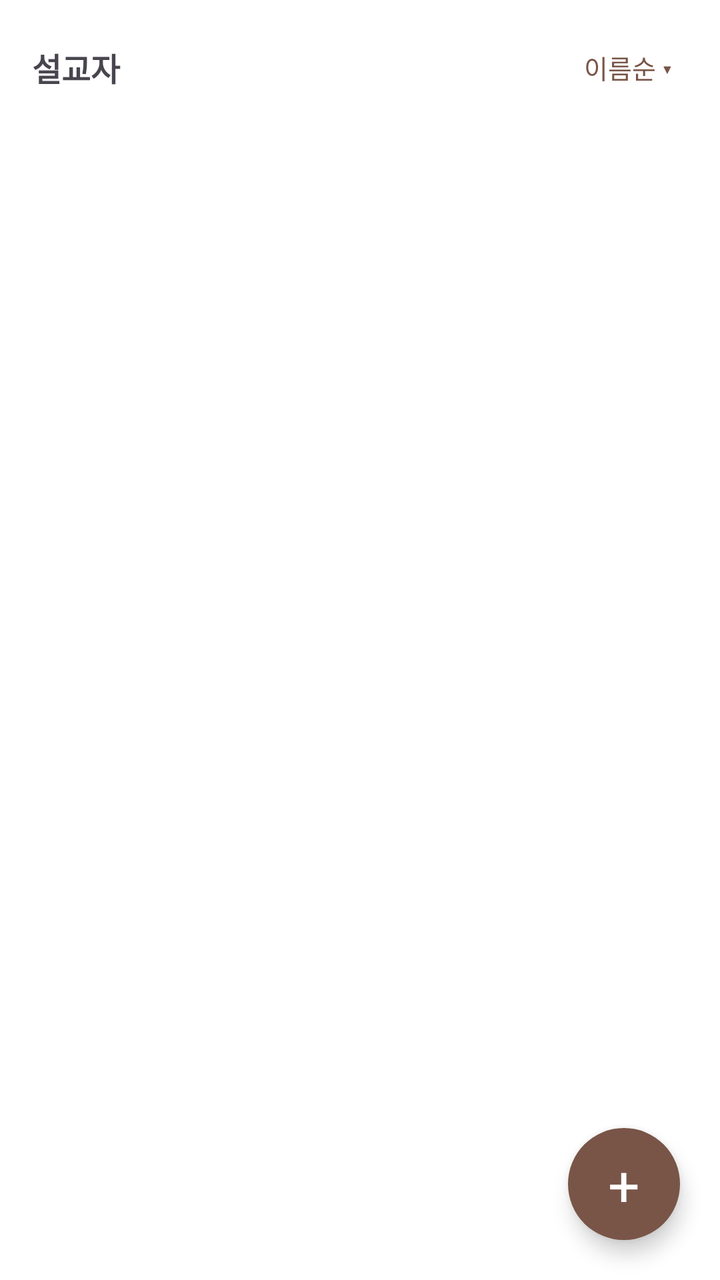
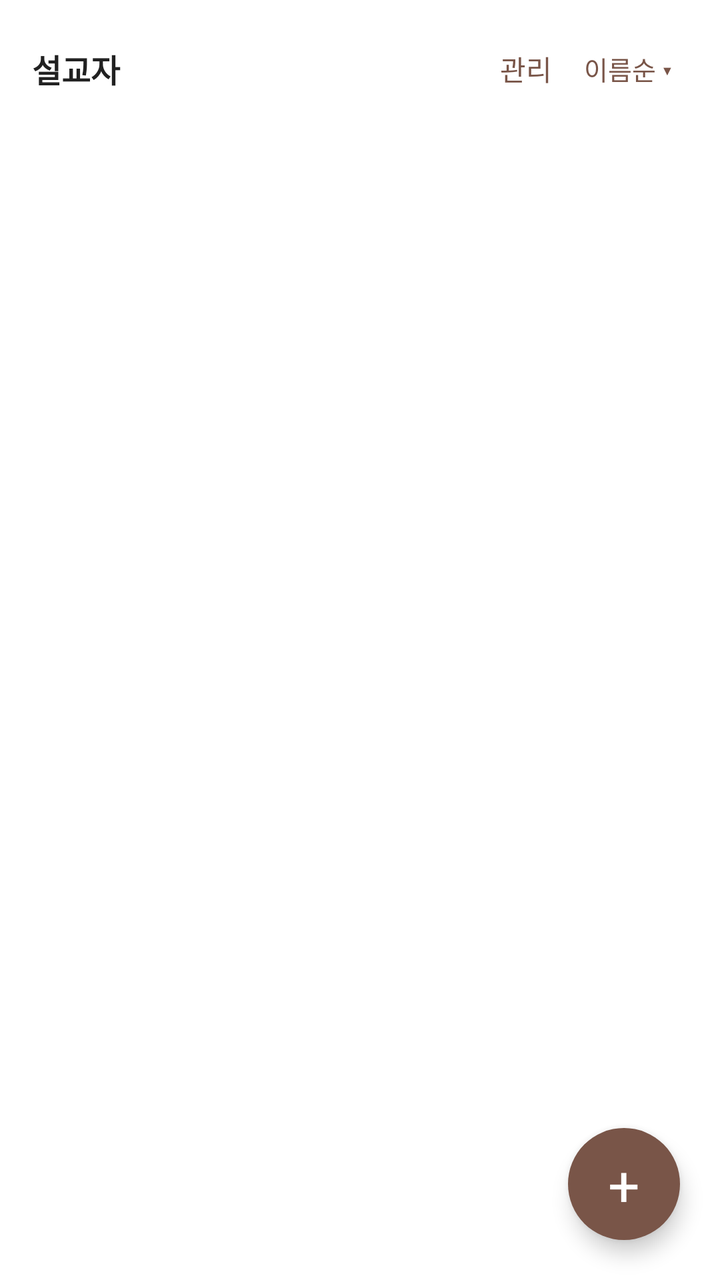

Compare the two renders of this Android layout. The source of the first and the diff that turns it into the second are given below.
<!-- AndroidManifest.xml: application theme Theme.BNOTE -->
<!-- res/layout/fragment_sermon_by_preacher.xml -->
<?xml version="1.0" encoding="utf-8"?>
<FrameLayout xmlns:android="http://schemas.android.com/apk/res/android"
    android:layout_width="match_parent"
    android:layout_height="match_parent">

    
    <LinearLayout
        android:id="@+id/container_preacher_list"
        android:layout_width="match_parent"
        android:layout_height="match_parent"
        android:orientation="vertical">

        <LinearLayout
            android:layout_width="match_parent"
            android:layout_height="wrap_content"
            android:orientation="horizontal"
            android:gravity="center_vertical"
            android:padding="16dp">

            <TextView
                android:layout_width="0dp"
                android:layout_height="wrap_content"
                android:layout_weight="1"
                android:text="설교자"
                android:textSize="16sp"
                android:textStyle="bold" />

            <TextView
                android:id="@+id/btn_preacher_sort"
                android:layout_width="wrap_content"
                android:layout_height="wrap_content"
                android:text="이름순 ▾"
                android:textSize="13sp"
                android:textColor="@color/brown_primary"
                android:padding="8dp"
                android:clickable="true"
                android:focusable="true" />
        </LinearLayout>

        <androidx.recyclerview.widget.RecyclerView
            android:id="@+id/recycler_preachers"
            android:layout_width="match_parent"
            android:layout_height="0dp"
            android:layout_weight="1" />
    </LinearLayout>

    
    <LinearLayout
        android:id="@+id/container_preacher_sermons"
        android:layout_width="match_parent"
        android:layout_height="match_parent"
        android:orientation="vertical"
        android:visibility="gone">

        <LinearLayout
            android:layout_width="match_parent"
            android:layout_height="wrap_content"
            android:orientation="horizontal"
            android:gravity="center_vertical"
            android:padding="16dp">

            <TextView
                android:id="@+id/btn_back_to_preachers"
                android:layout_width="wrap_content"
                android:layout_height="wrap_content"
                android:text="←"
                android:textSize="20sp"
                android:padding="8dp"
                android:clickable="true"
                android:focusable="true"
                android:background="?attr/selectableItemBackgroundBorderless" />

            <TextView
                android:id="@+id/text_selected_preacher"
                android:layout_width="0dp"
                android:layout_height="wrap_content"
                android:layout_weight="1"
                android:layout_marginStart="8dp"
                android:textSize="16sp"
                android:textStyle="bold"
                android:textColor="@color/text_primary" />

            <TextView
                android:id="@+id/btn_sermon_sort"
                android:layout_width="wrap_content"
                android:layout_height="wrap_content"
                android:text="날짜순 ▾"
                android:textSize="13sp"
                android:textColor="@color/brown_primary"
                android:padding="8dp"
                android:clickable="true"
                android:focusable="true" />
        </LinearLayout>

        <View
            android:layout_width="match_parent"
            android:layout_height="1dp"
            android:background="@color/divider_light" />

        <TextView
            android:id="@+id/text_empty_preacher_sermons"
            android:layout_width="match_parent"
            android:layout_height="wrap_content"
            android:padding="24dp"
            android:gravity="center"
            android:text="등록된 설교가 없어요"
            android:textColor="@color/text_hint" />

        <androidx.recyclerview.widget.RecyclerView
            android:id="@+id/recycler_preacher_sermons"
            android:layout_width="match_parent"
            android:layout_height="0dp"
            android:layout_weight="1"
            android:visibility="gone" />
    </LinearLayout>

    <TextView
        android:id="@+id/fab_add_sermon_by_preacher"
        android:layout_width="56dp"
        android:layout_height="56dp"
        android:layout_gravity="bottom|end"
        android:layout_margin="20dp"
        android:gravity="center"
        android:text="+"
        android:textSize="28sp"
        android:textColor="@color/white"
        android:background="@drawable/bg_fab_brown"
        android:elevation="6dp"
        android:clickable="true"
        android:focusable="true" />
</FrameLayout>
<!-- resources referenced by this layout -->
<resources>
  <color name="brown_primary">#795548</color>
  <color name="divider_light">#E0E0E0</color>
  <color name="text_hint">#9E9E9E</color>
  <color name="text_primary">#212121</color>
  <color name="white">#FFFFFFFF</color>
  <!-- drawable bg_fab_brown (drawable) -->
  <?xml version="1.0" encoding="utf-8"?>
  <shape xmlns:android="http://schemas.android.com/apk/res/android"
      android:shape="oval">
      <solid android:color="@color/brown_primary" />
  </shape>
  <style name="Theme.BNOTE" parent="Base.Theme.BNOTE" />
  <style name="Base.Theme.BNOTE" parent="Theme.Material3.DayNight.NoActionBar">
          <item name="colorPrimary">@color/brown_primary</item>
          <item name="colorPrimaryDark">@color/brown_primary_dark</item>
          <item name="android:statusBarColor">@color/brown_primary_dark</item>
          <item name="android:windowLightStatusBar">false</item>
          <item name="android:windowBackground">@color/surface_background</item>
      </style>
  <color name="brown_primary_dark">#5D4037</color>
  <color name="surface_background">#FFFFFF</color>
</resources>

<!-- the commit's change to res/layout/fragment_sermon_by_preacher.xml (unified diff, before → after) -->
@@ -23,7 +23,18 @@
                 android:layout_weight="1"
                 android:text="설교자"
                 android:textSize="16sp"
-                android:textStyle="bold" />
+                android:textStyle="bold"
+                android:textColor="@color/text_primary" />
+
+            <TextView
+                android:id="@+id/btn_preacher_manage_toggle"
+                android:layout_width="wrap_content"
+                android:layout_height="wrap_content"
+                android:text="관리"
+                android:textColor="@color/brown_primary"
+                android:padding="8dp"
+                android:clickable="true"
+                android:focusable="true" />
 
             <TextView
                 android:id="@+id/btn_preacher_sort"
@@ -36,6 +47,19 @@
                 android:clickable="true"
                 android:focusable="true" />
         </LinearLayout>
+
+        <TextView
+            android:id="@+id/btn_add_preacher_in_manage"
+            android:layout_width="match_parent"
+            android:layout_height="wrap_content"
+            android:padding="14dp"
+            android:text="+ 새 설교자 추가"
+            android:textColor="@color/brown_primary"
+            android:gravity="center"
+            android:background="?attr/selectableItemBackground"
+            android:visibility="gone"
+            android:clickable="true"
+            android:focusable="true" />
 
         <androidx.recyclerview.widget.RecyclerView
             android:id="@+id/recycler_preachers"
@@ -59,16 +83,16 @@
             android:gravity="center_vertical"
             android:padding="16dp">
 
-            <TextView
-                android:id="@+id/btn_back_to_preachers"
-                android:layout_width="wrap_content"
-                android:layout_height="wrap_content"
-                android:text="←"
-                android:textSize="20sp"
+            <ImageView
+                android:id="@+id/btn_back_from_detail"
+                android:layout_width="40dp"
+                android:layout_height="40dp"
                 android:padding="8dp"
+                android:src="@drawable/ic_chevron_left"
+                android:contentDescription="뒤로가기"
+                android:background="?attr/selectableItemBackgroundBorderless"
                 android:clickable="true"
-                android:focusable="true"
-                android:background="?attr/selectableItemBackgroundBorderless" />
+                android:focusable="true" />
 
             <TextView
                 android:id="@+id/text_selected_preacher"
@@ -104,7 +128,8 @@
             android:padding="24dp"
             android:gravity="center"
             android:text="등록된 설교가 없어요"
-            android:textColor="@color/text_hint" />
+            android:textColor="@color/text_hint"
+            android:visibility="gone" />
 
         <androidx.recyclerview.widget.RecyclerView
             android:id="@+id/recycler_preacher_sermons"
<!-- resource entries referenced after the edit -->
@@ -11,6 +11,17 @@
       android:shape="oval">
       <solid android:color="@color/brown_primary" />
   </shape>
+  <!-- drawable ic_chevron_left (drawable) -->
+  <vector xmlns:android="http://schemas.android.com/apk/res/android"
+      android:width="24dp"
+      android:height="24dp"
+      android:viewportWidth="24"
+      android:viewportHeight="24"
+      android:tint="?attr/colorControlNormal">
+      <path
+          android:fillColor="#000000"
+          android:pathData="M15.41,7.41L14,6l-6,6 6,6 1.41,-1.41L10.83,12z" />
+  </vector>
   <style name="Theme.BNOTE" parent="Base.Theme.BNOTE" />
   <style name="Base.Theme.BNOTE" parent="Theme.Material3.DayNight.NoActionBar">
           <item name="colorPrimary">@color/brown_primary</item>
